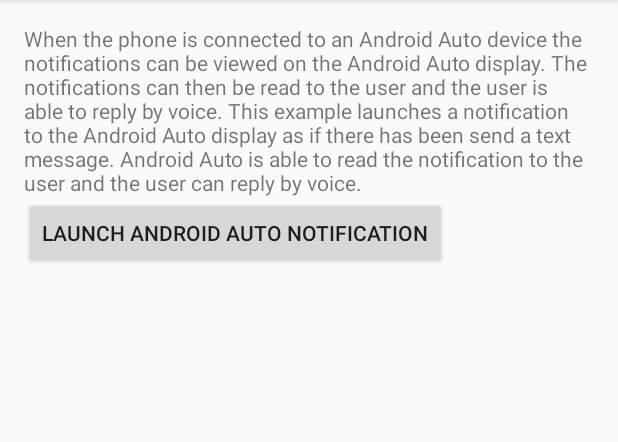
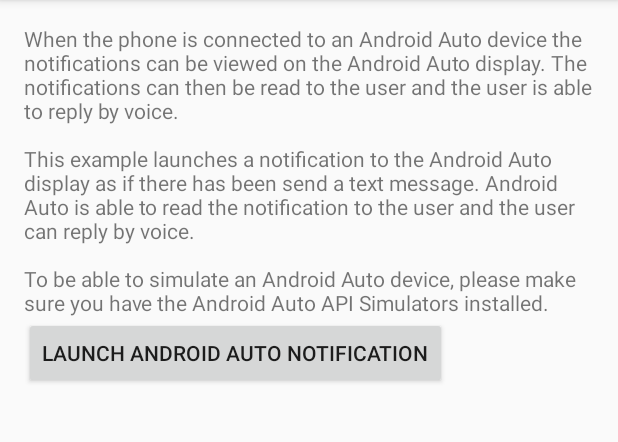
Before and after one commit to CoRuGi/AndroidAutoNotificationSample, an Android app: the screen it shows after launch (MainActivity), after a tap on "LAUNCH ANDROID AUTO NOTIFICATION", on a phone screen of 412 x 824 dp, the part 84-526 px from its top. Run offline under Robolectric (Android 15) with nearby library versions, the phone set to English and light mode, and no system bars.

Commit message:
refactor: Move strings from code to strings.xml

```diff
--- a/app/src/main/java/com/androidnanodegree/cr/androidautonotificationsample/util/AndroidAutoNotification.java
+++ b/app/src/main/java/com/androidnanodegree/cr/androidautonotificationsample/util/AndroidAutoNotification.java
@@ -39,7 +39,7 @@ public class AndroidAutoNotification {
          * notification service can fire it on our behalf.
          */
         Intent intent = new Intent(Intent.ACTION_VIEW,
-                Uri.parse("http://developer.android.com/reference/android/app/Notification.html"));
+                Uri.parse(mContext.getString(R.string.notification_url)));
         PendingIntent pendingIntent = PendingIntent.getActivity(mContext, 0, intent, 0);
 
         /**
@@ -84,9 +84,9 @@ public class AndroidAutoNotification {
          *    versions of Android prior to 4.2 will ignore this field, so don't use it for
          *    anything vital!
          */
-        builder.setContentTitle("Standard Notification Sample");
-        builder.setContentText("Time to learn about notifications!");
-        builder.setSubText("Tap to view documentation about notifications.");
+        builder.setContentTitle(mContext.getString(R.string.android_auto_notification_title));
+        builder.setContentText(mContext.getString(R.string.android_auto_notification_text));
+        builder.setSubText(mContext.getString(R.string.android_auto_notification_subtext));
 
         /**
          * Send the notification. This will immediately display the notification icon in the
--- a/app/src/main/res/values/strings.xml
+++ b/app/src/main/res/values/strings.xml
@@ -1,5 +1,8 @@
 <resources>
     <string name="app_name">Android Auto Notification Sample</string>
+    <string name="notification_url">
+        http://developer.android.com/reference/android/app/Notification.html
+    </string>
 
     <!-- Android Auto Notification -->
     <string name="text_view_android_auto_notification">
@@ -7,9 +10,17 @@
         Android Auto display. The notifications can then be read to the user and the user is able to
         reply by voice.
 
-        This example launches a notification to the Android Auto display as if there has been send a
+        \n\nThis example launches a notification to the Android Auto display as if there has been send a
         text message. Android Auto is able to read the notification to the user and the user can
         reply by voice.
+
+        \n\nTo be able to simulate an Android Auto device, please make sure you have the Android
+        Auto API Simulators installed.
     </string>
     <string name="button_android_auto_notification">Launch Android Auto Notification</string>
+    <string name="android_auto_notification_title">Android Auto Notification Sample</string>
+    <string name="android_auto_notification_text">This is the Android Auto Notification</string>
+    <string name="android_auto_notification_subtext">
+        Tap to view documentation about notifications.
+    </string>
 </resources>
```
